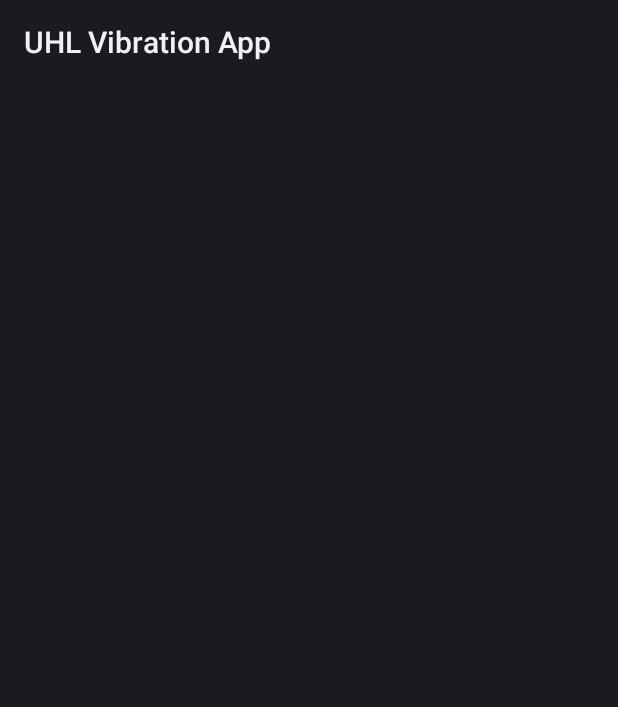
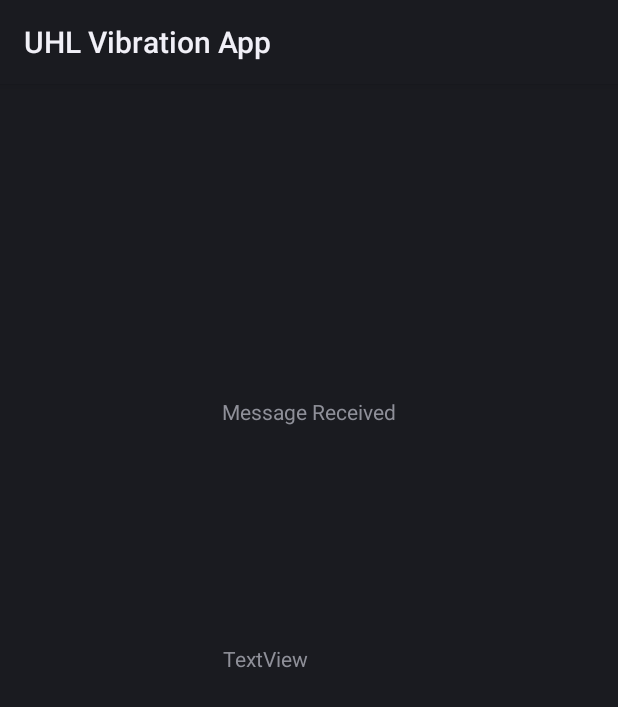
Before and after one commit to UHL-aid/UCSD-CSE-118-218-Team-D, an Android app: the layout activity_main.xml on its own in the app's theme, with its tools: preview values and no code run, on a phone screen of 412 x 824 dp. Shown: the top 707 px of the screen. Run offline under Robolectric (Android 15) with nearby library versions, the phone set to English and light mode, and no system bars.

Commit message:
refactored code to use listener pattern

```diff
--- a/watch/UHLVibrationApp/app/build.gradle
+++ b/watch/UHLVibrationApp/app/build.gradle
@@ -64,4 +64,5 @@ dependencies {
     androidTestImplementation 'androidx.compose.ui:ui-test-junit4'
     debugImplementation 'androidx.compose.ui:ui-tooling'
     debugImplementation 'androidx.compose.ui:ui-test-manifest'
+    implementation 'org.java-websocket:Java-WebSocket:1.5.4'
 }
--- a/watch/UHLVibrationApp/app/src/main/java/com/example/uhlvibrationapp/presentation/theme/DataWrangler.java
+++ b/watch/UHLVibrationApp/app/src/main/java/com/example/uhlvibrationapp/presentation/theme/DataWrangler.java
@@ -7,7 +7,7 @@ import java.io.IOException;
 import java.io.InputStreamReader;
 import java.net.Socket;
 
-//Get everything from socket!
+//Get everything from socket! (Not websocket!)
 //Notes on code: May need to implement callback interface? Also need to make sure this loops.
 
 public class DataWrangler {
@@ -40,8 +40,5 @@ public class DataWrangler {
         });
     }
 
-    public String getReceived(){
-        return received;
-    }
 
 }
--- /dev/null
+++ b/watch/UHLVibrationApp/app/src/main/java/com/example/uhlvibrationapp/presentation/theme/WebSocketListener.java
@@ -0,0 +1,5 @@
+package com.example.uhlvibrationapp.presentation.theme;
+
+public interface WebSocketListener {
+    void onMessageReceived(String message);
+}
--- a/watch/UHLVibrationApp/app/src/main/res/layout/activity_main.xml
+++ b/watch/UHLVibrationApp/app/src/main/res/layout/activity_main.xml
@@ -10,5 +10,32 @@
         android:layout_height="match_parent">
 
 
+        <TextView
+            android:id="@+id/textView"
+            android:layout_width="113dp"
+            android:layout_height="22dp"
+            android:layout_marginStart="84dp"
+            android:layout_marginTop="104dp"
+            android:layout_marginEnd="85dp"
+            android:layout_marginBottom="104dp"
+            android:text="TextView"
+            app:layout_constraintBottom_toBottomOf="parent"
+            app:layout_constraintEnd_toEndOf="parent"
+            app:layout_constraintStart_toStartOf="parent"
+            app:layout_constraintTop_toTopOf="parent" />
+
+        <TextView
+            android:id="@+id/textView2"
+            android:layout_width="wrap_content"
+            android:layout_height="wrap_content"
+            android:layout_marginStart="55dp"
+            android:layout_marginTop="74dp"
+            android:layout_marginEnd="55dp"
+            android:layout_marginBottom="11dp"
+            android:text="Message Received"
+            app:layout_constraintBottom_toTopOf="@+id/textView"
+            app:layout_constraintEnd_toEndOf="parent"
+            app:layout_constraintStart_toStartOf="parent"
+            app:layout_constraintTop_toTopOf="parent" />
     </androidx.constraintlayout.widget.ConstraintLayout>
 </RelativeLayout>
```
Also changed, not shown: watch/UHLVibrationApp/app/src/main/java/com/example/uhlvibrationapp/presentation/theme/MainActivity.java (+50 -12 lines), watch/UHLVibrationApp/app/src/main/java/com/example/uhlvibrationapp/presentation/theme/WebSocketWrangler.java (added, +41 -0 lines).
